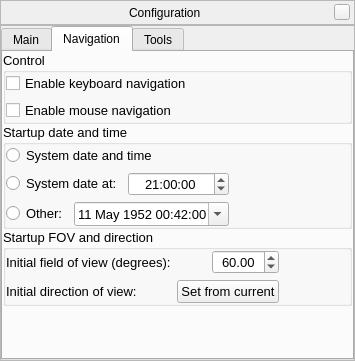
Before: the Qt Designer form src/gui/configurationDialog.ui in 519984307/stellarium_src, drawn with Qt 5.
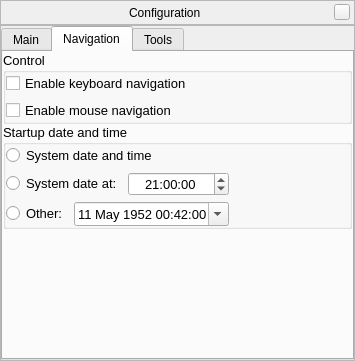
After: the same form once the commit is applied. The open tabs and pages were chosen to show the change. Custom widgets are drawn as their Qt base class.

Commit message: Updated saving of FOV and direction.

What changed in the file:
```diff
--- a/src/gui/configurationDialog.ui
+++ b/src/gui/configurationDialog.ui
@@ -472,118 +472,6 @@
             </layout>
            </widget>
           </item>
-          <item>
-           <widget class="QGroupBox" name="groupBox_3" >
-            <property name="font" >
-             <font>
-              <pointsize>10</pointsize>
-              <weight>50</weight>
-              <bold>false</bold>
-             </font>
-            </property>
-            <property name="title" >
-             <string>Startup FOV and direction</string>
-            </property>
-            <layout class="QGridLayout" name="gridLayout_4" >
-             <property name="horizontalSpacing" >
-              <number>0</number>
-             </property>
-             <property name="margin" >
-              <number>0</number>
-             </property>
-             <item row="0" column="0" >
-              <layout class="QHBoxLayout" name="_6" >
-               <item>
-                <widget class="QLabel" name="label_3" >
-                 <property name="text" >
-                  <string>Initial field of view (degrees):</string>
-                 </property>
-                </widget>
-               </item>
-               <item>
-                <spacer name="horizontalSpacer_5" >
-                 <property name="orientation" >
-                  <enum>Qt::Horizontal</enum>
-                 </property>
-                 <property name="sizeHint" stdset="0" >
-                  <size>
-                   <width>40</width>
-                   <height>20</height>
-                  </size>
-                 </property>
-                </spacer>
-               </item>
-               <item>
-                <widget class="QDoubleSpinBox" name="initFovSpinBox" >
-                 <property name="toolTip" >
-                  <string>Set the initial field of view in degrees</string>
-                 </property>
-                 <property name="alignment" >
-                  <set>Qt::AlignCenter</set>
-                 </property>
-                 <property name="minimum" >
-                  <double>1.000000000000000</double>
-                 </property>
-                 <property name="maximum" >
-                  <double>270.000000000000000</double>
-                 </property>
-                 <property name="value" >
-                  <double>60.000000000000000</double>
-                 </property>
-                </widget>
-               </item>
-              </layout>
-             </item>
-             <item row="0" column="1" >
-              <spacer name="horizontalSpacer_3" >
-               <property name="orientation" >
-                <enum>Qt::Horizontal</enum>
-               </property>
-               <property name="sizeHint" stdset="0" >
-                <size>
-                 <width>64</width>
-                 <height>20</height>
-                </size>
-               </property>
-              </spacer>
-             </item>
-             <item row="1" column="0" >
-              <layout class="QHBoxLayout" name="_7" >
-               <item>
-                <widget class="QLabel" name="label_2" >
-                 <property name="text" >
-                  <string>Initial direction of view:</string>
-                 </property>
-                </widget>
-               </item>
-               <item>
-                <spacer name="horizontalSpacer" >
-                 <property name="orientation" >
-                  <enum>Qt::Horizontal</enum>
-                 </property>
-                 <property name="sizeHint" stdset="0" >
-                  <size>
-                   <width>40</width>
-                   <height>20</height>
-                  </size>
-                 </property>
-                </spacer>
-               </item>
-               <item>
-                <widget class="QPushButton" name="setInitViewDirection" >
-                 <property name="toolTip" >
-                  <string>Use the current viewing direction (altitude and azimuth) when Stellarim starts.</string>
-                 </property>
-                 <property name="text" >
-                  <string>Set from current</string>
-                 </property>
-                </widget>
-               </item>
-              </layout>
-             </item>
-            </layout>
-           </widget>
-          </item>
           <item>
            <spacer name="verticalSpacer_2" >
             <property name="orientation" >
```
Left out of the diff: 26 changed lines with no effect on the pictures. The commit also changes 5 other files.
